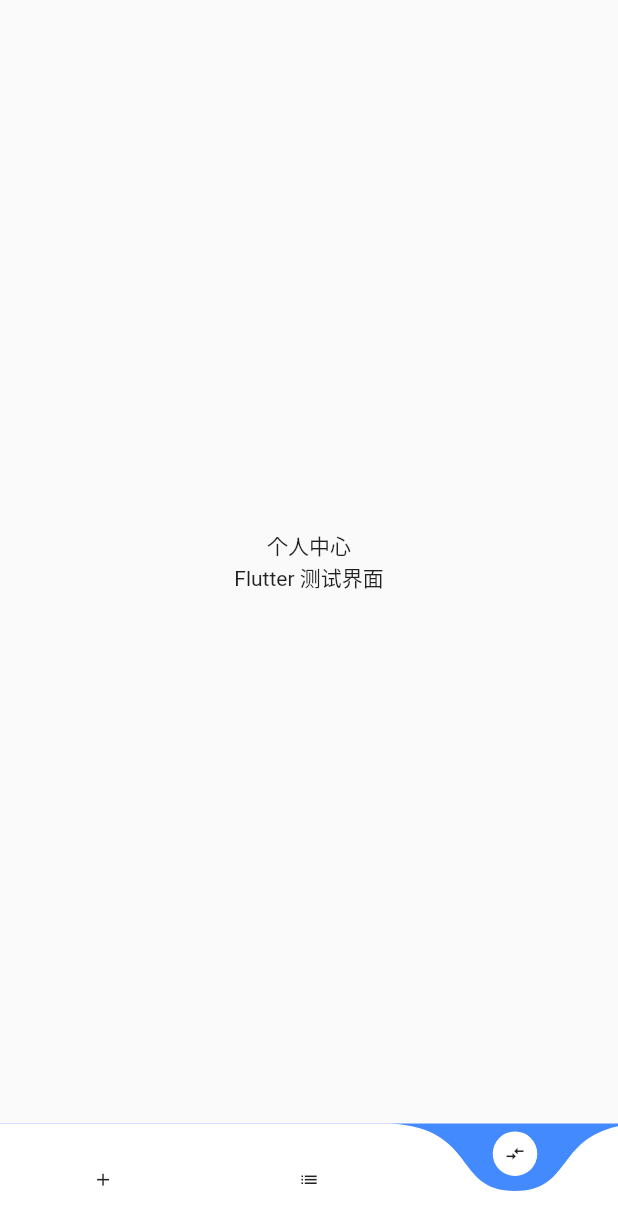
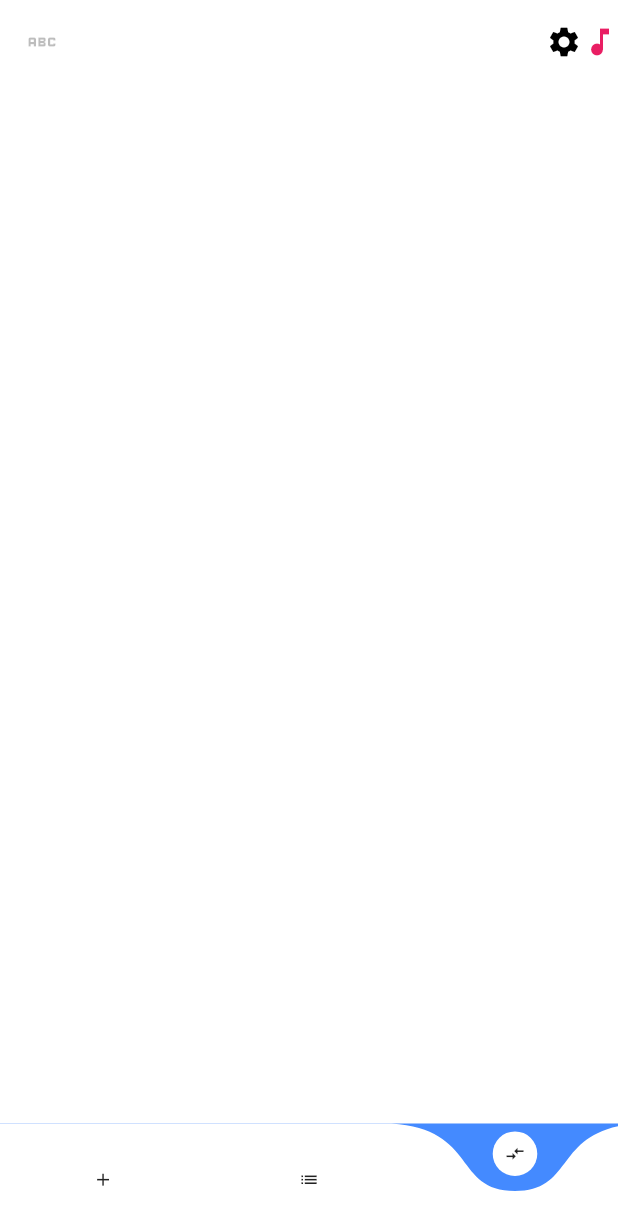
Before and after one commit to gobuilderlei/flutter_XXbook, a Flutter app: the screen it shows after launch, item 3 of the bottom bar chosen, on a phone screen of 412 x 824 dp. Shown: the top 1230 px of the screen. Run offline on Flutter 3.47's test engine with Material 2 defaults, Android fonts, the light colour scheme and no system bars; drawn by our look-alikes of curved_navigation_bar; our stand-ins replace flutter_screenutil, get.

Commit message:
提交个人中心写法,简单写入抽屉的,预想通过sliverappbar实现头部效果.逐步实现个人中心效果.

```diff
--- a/lib/main.dart
+++ b/lib/main.dart
@@ -21,8 +21,10 @@ class MyApp extends StatelessWidget {
     var local = Get.deviceLocale;
     if (local.toString().startsWith('zh')) {
       Get.updateLocale(Locale('zh', 'CN'));
+    } else {
+      Get.updateLocale(Locale('en', 'US'));
     }
-    print("地址的信息为" + local.toString());
+    // print("地址的信息为" + local.toString());
     // const String title1 = '';
     // title1 = 'title'.tr!;
     return ScreenUtilInit(
@@ -31,6 +33,7 @@ class MyApp extends StatelessWidget {
       splitScreenMode: true,
       builder: (context, child) {
         return GetMaterialApp(
+          debugShowCheckedModeBanner: false,
           initialRoute: '/',
           translations: Messages(),
           locale: Locale('zh', 'CN'),
--- a/lib/view/memberview/memberpage.dart
+++ b/lib/view/memberview/memberpage.dart
@@ -1,18 +1,68 @@
 import 'package:flutter/cupertino.dart';
-import 'package:flutter/src/widgets/framework.dart';
+import 'package:flutter/material.dart';
+import 'package:flutter_xiaoshuo_mirw/view/memberview/memberpage_controller.dart';
 import 'package:get/get.dart';
+import 'package:flutter_screenutil/flutter_screenutil.dart';
 
-class MemberPage extends GetView {
+class MemberPage extends StatelessWidget {
+  MemberPageController controller = Get.put(MemberPageController());
   @override
   Widget build(BuildContext context) {
     // TODO: implement build
-    return Container(
-      child: Center(
-        child: Column(
-          mainAxisAlignment: MainAxisAlignment.center,
-          children: [Text("个人中心"), Text('title1'.tr)],
+    return Scaffold(
+      key: controller.globalKey,
+      body:
+          // SafeArea(
+          //   child:
+          Container(
+              color: Colors.white,
+              child: CustomScrollView(
+                slivers: [
+                  _builderAppbar(),
+                ],
+              )
+              // ),
+              ),
+      // drawer: _drawer(),
+      endDrawer: _drawer(),
+    );
+  }
+
+  Widget _builderAppbar() {
+    return SliverAppBar(
+      elevation: 2.0,
+      leading: InkWell(
+        child: Icon(
+          Icons.abc,
+          color: Colors.black26,
         ),
+        onTap: () {
+          print("按了这个按钮");
+          controller.globalKey.currentState!.openEndDrawer();
+        },
       ),
+      backgroundColor: Colors.white,
+      actions: [
+        Icon(
+          Icons.settings,
+          color: Colors.black,
+        ),
+        Icon(
+          Icons.music_note,
+          color: Colors.pink,
+        )
+      ],
+    );
+  }
+
+  Widget _drawer() {
+    print("本组件被执行了");
+    return Drawer(
+      child: Container(
+        color: Colors.black,
+        child: Text("抽屉啊"),
+      ),
+      width: 300.r,
     );
   }
 }
--- /dev/null
+++ b/lib/view/memberview/memberpage_binding.dart
@@ -0,0 +1,11 @@
+import 'package:flutter_xiaoshuo_mirw/view/memberview/memberpage_controller.dart';
+import 'package:get/get.dart';
+
+class MemberPageBindings extends Bindings {
+  @override
+  void dependencies() {
+    // TODO: implement dependencies
+    //get.lay
+    Get.lazyPut(() => MemberPageController());
+  }
+}
--- /dev/null
+++ b/lib/view/memberview/memberpage_controller.dart
@@ -0,0 +1,12 @@
+import 'package:flutter/material.dart';
+// import 'package:flutter/widgets.dart';
+import 'package:get/get.dart';
+
+class MemberPageController extends GetxController {
+  GlobalKey<ScaffoldState> globalKey = GlobalKey();
+  @override
+  void onInit() {
+    // TODO: implement onInit
+    super.onInit();
+  }
+}
--- a/lib/view/myhomepage.dart
+++ b/lib/view/myhomepage.dart
@@ -12,6 +12,7 @@ class MyHomePage extends GetView<MyHomePageContorller> {
     return Scaffold(
       bottomNavigationBar: CurvedNavigationBar(
         key: _contorller.bottomNav,
+        index: controller.Countindex.value,
         items: [
           Icon(Icons.add, size: 25.sp),
           Icon(Icons.list, size: 25.sp),
@@ -22,8 +23,10 @@ class MyHomePage extends GetView<MyHomePageContorller> {
           print("controller.Countindex:::${_contorller.Countindex}");
         }),
       ),
-      body: Center(
-          child: Obx(() => controller.PageList[controller.Countindex.value])),
+      body: Center(child: Obx(() {
+        print("Pagelist中index的数值为:${controller.Countindex.value}");
+        return controller.PageList[controller.Countindex.value];
+      })),
     );
   }
 }
```
Also changed, not shown: 1 other file.
